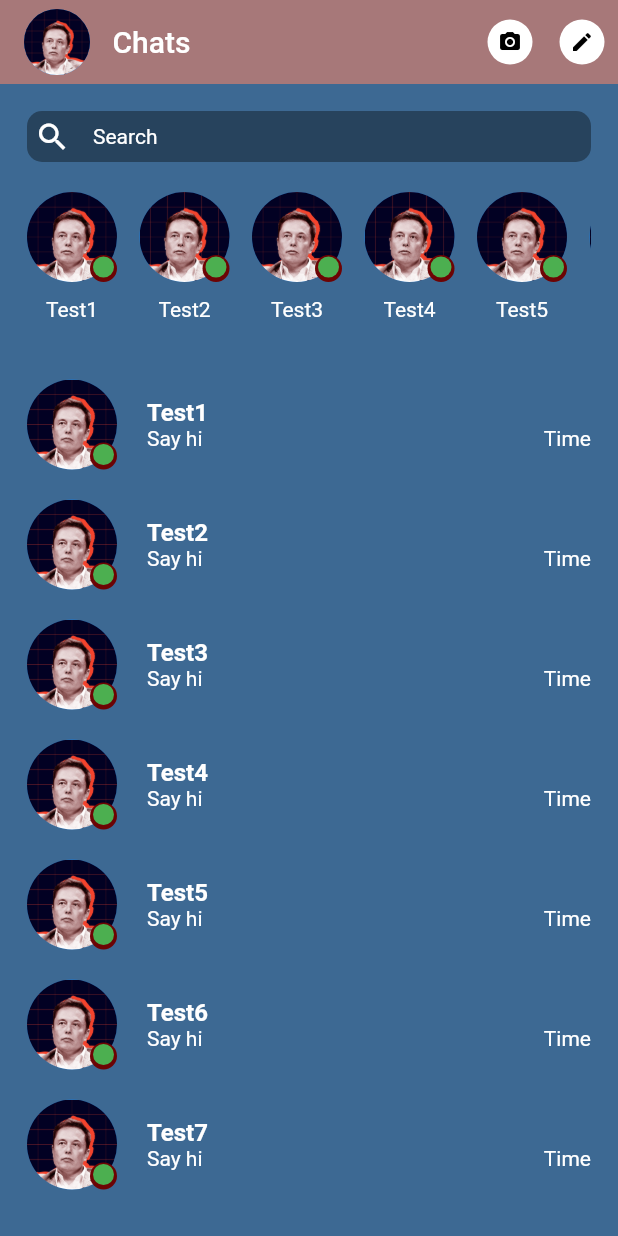
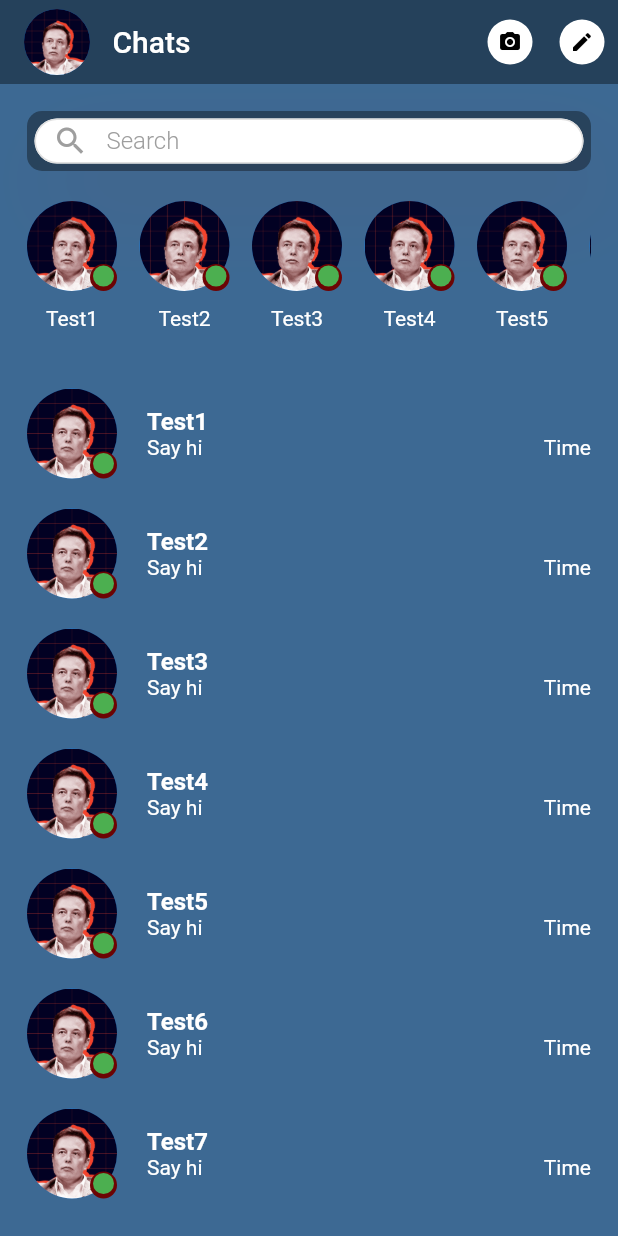
Before and after one commit to Nizar-Sweiss/Lab_11, a Flutter app: the screen it shows after launch, on a phone screen of 412 x 824 dp. Run offline on Flutter 3.47's test engine with Material 2 defaults, Android fonts, the phone set to English and light mode, and no system bars; missing offline and left inert: dart:ffi.

Commit message:
Search Bar Added

```diff
--- /dev/null
+++ b/main/lib/Components/clean_rounded_search_bar.dart
@@ -0,0 +1,52 @@
+import 'package:flutter/material.dart';
+
+class RoundedSearchInput extends StatelessWidget {
+  final TextEditingController textController;
+  final String hintText;
+  const RoundedSearchInput(
+      {required this.textController, required this.hintText, Key? key})
+      : super(key: key);
+
+  @override
+  Widget build(BuildContext context) {
+    return Container(
+      height: 30,
+      decoration: BoxDecoration(boxShadow: [
+        BoxShadow(
+            offset: const Offset(12, 26),
+            blurRadius: 50,
+            spreadRadius: 0,
+            color: Color.fromARGB(0, 143, 45, 45).withOpacity(.1)),
+      ]),
+      child: TextField(
+        controller: textController,
+        onChanged: (value) {
+          //Do something wi
+        },
+        decoration: InputDecoration(
+          prefixIcon: Icon(
+            Icons.search,
+            color: Colors.grey[500]!,
+          ),
+          filled: true,
+          fillColor: Colors.white,
+          hintText: hintText,
+          hintStyle:
+              const TextStyle(color: Colors.grey, fontWeight: FontWeight.w300),
+          contentPadding: const EdgeInsets.symmetric(horizontal: 20.0),
+          border: const OutlineInputBorder(
+            borderRadius: BorderRadius.all(Radius.circular(45.0)),
+          ),
+          enabledBorder: OutlineInputBorder(
+            borderSide: BorderSide(color: Colors.grey[300]!, width: 1.0),
+            borderRadius: BorderRadius.all(Radius.circular(45.0)),
+          ),
+          focusedBorder: OutlineInputBorder(
+            borderSide: BorderSide(color: Colors.grey[400]!, width: 1.5),
+            borderRadius: BorderRadius.all(Radius.circular(45.0)),
+          ),
+        ),
+      ),
+    );
+  }
+}
--- a/main/lib/Screens/messenger.dart
+++ b/main/lib/Screens/messenger.dart
@@ -4,6 +4,7 @@ import 'package:flutter/material.dart';
 import 'package:main/Components/online_users.dart';
 import 'package:main/Components/user_messeges.dart';
 
+import '../Components/clean_rounded_search_bar.dart';
 import '../Models/OnlineUserModel.dart';
 
 class MessengerScreen extends StatefulWidget {
@@ -39,7 +40,7 @@ class _MessengerScreenState extends State<MessengerScreen> {
         backgroundColor: Color.fromARGB(255, 61, 105, 147),
         appBar: AppBar(
           elevation: 0,
-          backgroundColor: Color.fromARGB(250, 169, 120, 120),
+          backgroundColor: Color.fromARGB(255, 37, 65, 91),
           title: Row(
             children: [
               CircleAvatar(
@@ -83,27 +84,15 @@ class _MessengerScreenState extends State<MessengerScreen> {
             child:
                 Column(crossAxisAlignment: CrossAxisAlignment.start, children: [
               Container(
-                padding: EdgeInsets.all(5),
-                decoration: BoxDecoration(
-                  borderRadius: BorderRadius.circular(10),
-                  color: Color.fromARGB(93, 0, 0, 0),
-                ),
-                child: Row(
-                  children: [
-                    Icon(
-                      Icons.search,
-                      color: Colors.white,
-                    ),
-                    SizedBox(
-                      width: 15,
-                    ),
-                    Text(
-                      "Search",
-                      style: TextStyle(color: Colors.white),
-                    )
-                  ],
-                ),
-              ),
+                  padding: EdgeInsets.all(5),
+                  decoration: BoxDecoration(
+                    borderRadius: BorderRadius.circular(10),
+                    color: Color.fromARGB(93, 0, 0, 0),
+                  ),
+                  child: RoundedSearchInput(
+                    hintText: "Search",
+                    textController: TextEditingController(),
+                  )),
               SizedBox(
                 height: 20,
               ),
```
